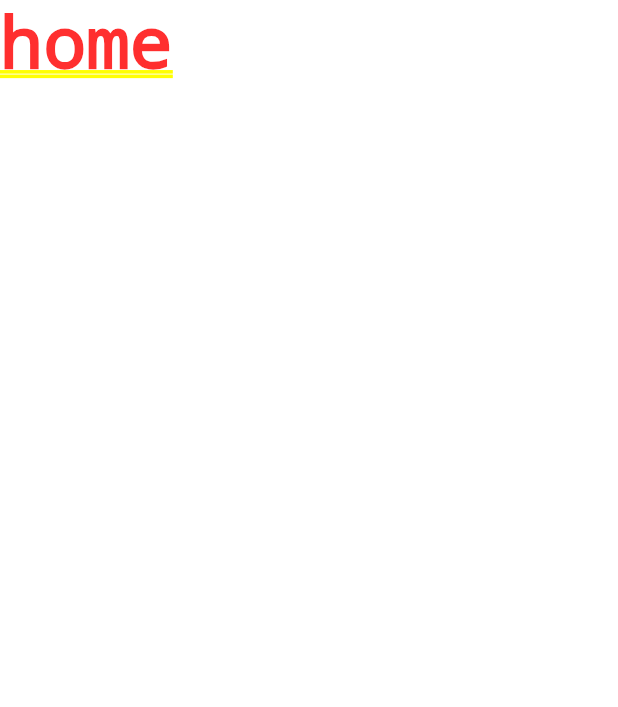
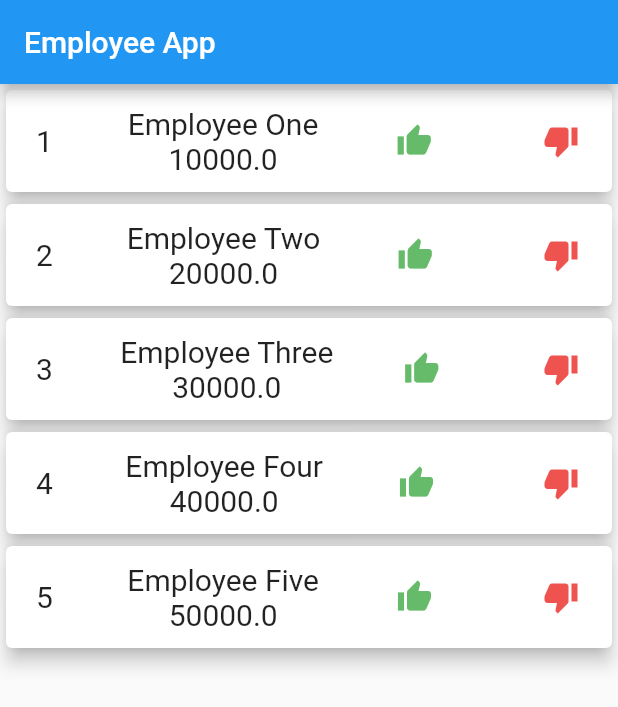
Before and after one commit to Shojib505/flutter_block_employee_rating_for_sellary, a Flutter app: the screen it shows after launch, on a phone screen of 412 x 824 dp. Shown: the top 707 px of the screen. Run offline on Flutter 3.47's test engine with Material 2 defaults, Android fonts, the phone set to English and light mode, and no system bars.

Commit message:
stream builder getting data ui done

```diff
--- a/lib/home_page.dart
+++ b/lib/home_page.dart
@@ -1,4 +1,6 @@
 import 'package:flutter/material.dart';
+import 'package:flutter_block_empoyee_rating_for_sellery/employee.dart';
+import 'package:flutter_block_empoyee_rating_for_sellery/employee_bloc.dart';
 
 class HomePage extends StatefulWidget {
   const HomePage({Key? key}) : super(key: key);
@@ -8,10 +10,79 @@ class HomePage extends StatefulWidget {
 }
 
 class _HomePageState extends State<HomePage> {
+  /*
+  STREMBUILDER FOR DYNAMIC UI & with setstate(){}
+  https://api.flutter.dev/flutter/widgets/StreamBuilder-class.html
+   */
+  final EmployeeBloc _employeeBloc = EmployeeBloc();
+
+  @override
+  void dispose() {
+    _employeeBloc.dispose();
+    super.dispose();
+  }
+
   @override
   Widget build(BuildContext context) {
-    return Container(
-      child: const Text('home'),
+    return Scaffold(
+      appBar: AppBar(
+        title: const Text("Employee App"),
+      ),
+      body: Container(
+        child: StreamBuilder<List<Employee>>(
+          stream: _employeeBloc.employeeListStream,
+          builder:
+              (BuildContext context, AsyncSnapshot<List<Employee>> snapshot) {
+            return ListView.builder(
+              itemCount: snapshot.data!.length,
+              itemBuilder: (context, index) {
+                return Card(
+                  elevation: 5.0,
+                  child: Row(
+                    mainAxisAlignment: MainAxisAlignment.spaceBetween,
+                    children: [
+                      Container(
+                        padding: const EdgeInsets.all(20),
+                        child: Text(
+                          snapshot.data![index].id.toString(),
+                          style: const TextStyle(fontSize: 20),
+                        ),
+                      ),
+                      Column(
+                        crossAxisAlignment: CrossAxisAlignment.center,
+                        children: [
+                          Text(
+                            snapshot.data![index].name,
+                            style: const TextStyle(fontSize: 20),
+                          ),
+                          Text(
+                            snapshot.data![index].salary.toString(),
+                            style: const TextStyle(fontSize: 20),
+                          ),
+                        ],
+                      ),
+                      Container(
+                        padding: const EdgeInsets.all(10),
+                        child: IconButton(
+                          icon: Icon(Icons.thumb_up, color: Colors.green[400]),
+                          onPressed: () {},
+                        ),
+                      ),
+                      Container(
+                        padding: const EdgeInsets.all(10),
+                        child: IconButton(
+                          icon: Icon(Icons.thumb_down, color: Colors.red[400]),
+                          onPressed: () {},
+                        ),
+                      ),
+                    ],
+                  ),
+                );
+              },
+            );
+          },
+        ),
+      ),
     );
   }
 }
```
